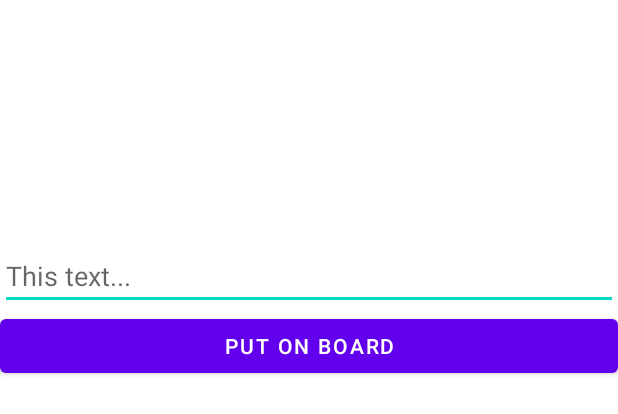
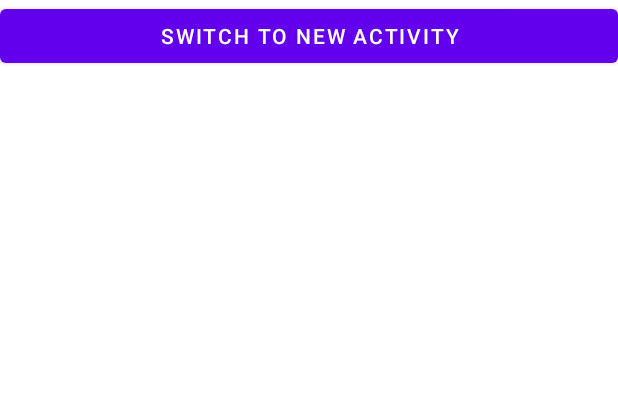
Before and after one commit to alex-ivankova766/AndroidIntern, an Android app: the layout activity_main.xml on its own in the app's theme, with its tools: preview values and no code run, on a phone screen of 412 x 824 dp. Shown: the top 414 px of the screen. Run offline under Robolectric (Android 15) with nearby library versions, the phone set to English and light mode, and no system bars.

Commit message:
Task15 выполнено

```diff
--- a/app/build.gradle
+++ b/app/build.gradle
@@ -50,4 +50,6 @@ dependencies {
     implementation 'com.jakewharton.timber:timber:5.0.1'
     //okhttp
     implementation "com.squareup.okhttp3:okhttp:4.10.0"
+    //glide
+    implementation 'com.github.bumptech.glide:glide:4.14.2'
 }
--- a/app/src/main/res/layout/activity_main.xml
+++ b/app/src/main/res/layout/activity_main.xml
@@ -4,21 +4,10 @@
     android:layout_height="match_parent"
     android:orientation="vertical">
 
-    <TextView
-        android:id="@+id/tvResult"
-        android:layout_width="match_parent"
-        android:layout_height="161dp"
-        android:textSize="40sp"/>
-
-    <EditText
-        android:id="@+id/edt"
+    <Button
+        android:id="@+id/btActivitySwitch"
         android:layout_width="match_parent"
         android:layout_height="wrap_content"
-        android:hint="@string/edit_text"/>
-
-    <Button
-        android:id="@+id/bt"
-        android:layout_width="match_parent"
-        android:layout_height="wrap_content"
-        android:text="@string/button" />
+        android:gravity="center"
+        android:text="@string/button_switch"/>
 </LinearLayout>
--- a/app/src/main/res/values/strings.xml
+++ b/app/src/main/res/values/strings.xml
@@ -1,5 +1,4 @@
 <resources>
     <string name="app_name">AndroidIntern</string>
-    <string name="button">Put on board</string>
-    <string name="edit_text">This text...</string>
+    <string name="button_switch">Switch to new Activity</string>
 </resources>
```
Also changed, not shown: app/src/main/java/com/example/androidintern/MainActivity.kt (+13 -5 lines), app/src/main/res/layout/photo_from_url.xml (added, +11 -0 lines).
